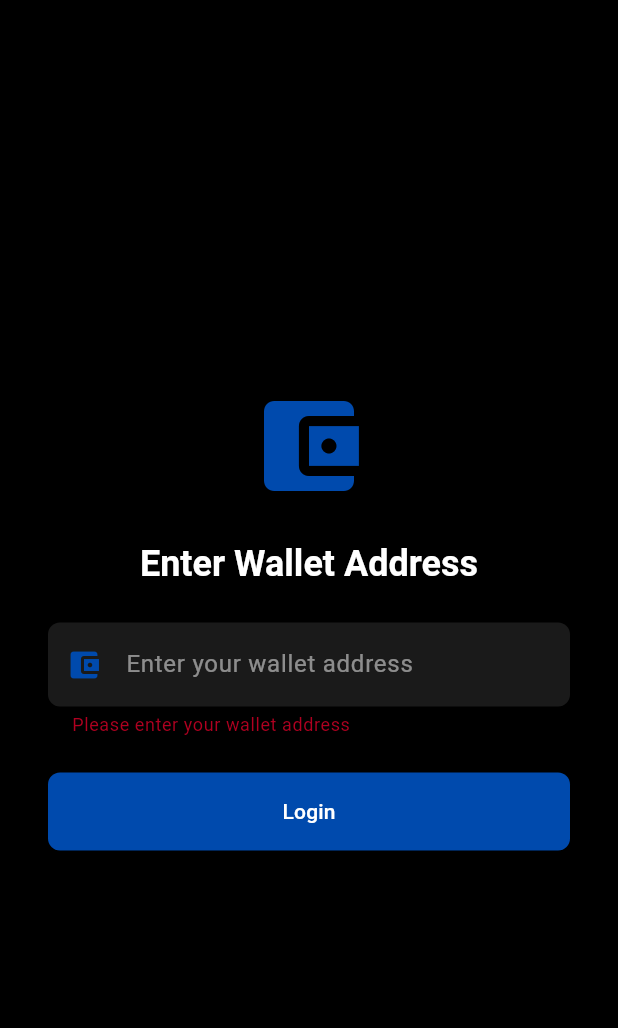
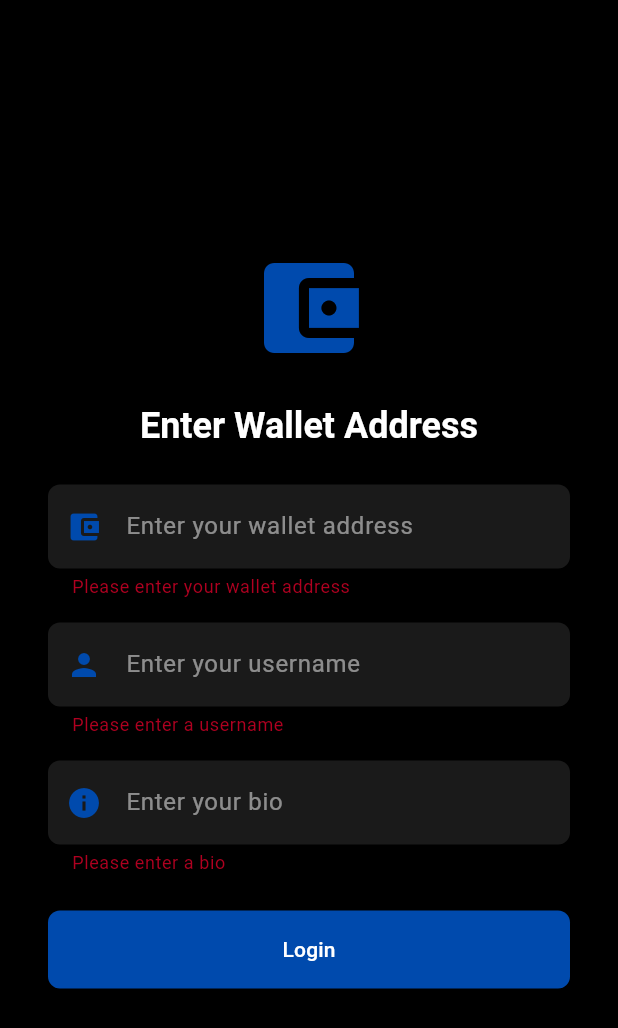
Before and after one commit to RomarioKavin1/starkTruth, a Flutter app: the screen it shows after launch, after a tap on "Login", on a phone screen of 412 x 824 dp. Shown: the top 1028 px of the screen. Run offline on Flutter 3.47's test engine with Material 3 defaults, Android fonts, the phone set to English and light mode, and no system bars; our stand-ins replace camera, file_picker, flutter_dotenv, flutter_riverpod, shared_preferences, supabase_flutter and 1 more; accounts and stored records are empty.

Commit message:
refinenement and create profile table alteration

```diff
--- a/app/lib/screens/camera_screen.dart
+++ b/app/lib/screens/camera_screen.dart
@@ -223,10 +223,9 @@ class _CameraScreenState extends State<CameraScreen> {
           return;
         }
         // Ensure profile exists
-        final profile = await supabaseService.getUserProfile(walletAddress);
-        if (profile == null) {
-          await supabaseService.createUserProfile(walletAddress);
-        }
+        final username = prefs.getString('username') ?? '';
+        final bio = prefs.getString('bio') ?? '';
+        await supabaseService.createUserProfile(walletAddress, username, bio);
         final videoUrl = await supabaseService.uploadVideo(
           encryptedFile.path,
           '${DateTime.now().millisecondsSinceEpoch}_encrypted.mp4',
--- a/app/lib/screens/create_post_screen.dart
+++ b/app/lib/screens/create_post_screen.dart
@@ -208,7 +208,7 @@ class _CreatePostScreenState extends State<CreatePostScreen> {
           Container(
             padding: const EdgeInsets.all(16.0),
             decoration: BoxDecoration(
-              color: Colors.black,
+              color: Colors.white,
               border: Border(
                 top: BorderSide(color: Colors.grey[800]!, width: 0.5),
               ),
--- a/app/lib/screens/decrypt_screen.dart
+++ b/app/lib/screens/decrypt_screen.dart
@@ -100,7 +100,6 @@ class _DecryptScreenState extends State<DecryptScreen> {
         leading: Container(
           margin: const EdgeInsets.only(left: 16),
           child: Row(
-            mainAxisSize: MainAxisSize.min,
             children: [
               const Text(
                 'Stark',
@@ -108,7 +107,6 @@ class _DecryptScreenState extends State<DecryptScreen> {
                   color: Colors.black,
                   fontWeight: FontWeight.w900,
                   fontSize: 18,
-                  letterSpacing: -1,
                 ),
               ),
               const Text(
@@ -117,7 +115,6 @@ class _DecryptScreenState extends State<DecryptScreen> {
                   color: Color(0xFF004AAD),
                   fontWeight: FontWeight.w900,
                   fontSize: 18,
-                  letterSpacing: -1,
                 ),
               ),
             ],
--- a/app/lib/screens/login_screen.dart
+++ b/app/lib/screens/login_screen.dart
@@ -12,6 +12,8 @@ class LoginScreen extends StatefulWidget {
 class _LoginScreenState extends State<LoginScreen> {
   final _formKey = GlobalKey<FormState>();
   final _walletController = TextEditingController();
+  final _usernameController = TextEditingController();
+  final _bioController = TextEditingController();
   bool _isLoading = false;
   String? _error;
   final _supabaseService = SupabaseService();
@@ -26,16 +28,20 @@ class _LoginScreenState extends State<LoginScreen> {
 
     try {
       final walletAddress = _walletController.text.trim();
+      final username = _usernameController.text.trim();
+      final bio = _bioController.text.trim();
       final profile = await _supabaseService.getUserProfile(walletAddress);
 
       if (profile == null) {
         // Create new profile if user doesn't exist
-        await _supabaseService.createUserProfile(walletAddress);
+        await _supabaseService.createUserProfile(walletAddress, username, bio);
       }
 
-      // Store wallet address in SharedPreferences
+      // Store wallet address, username, and bio in SharedPreferences
       final prefs = await SharedPreferences.getInstance();
       await prefs.setString('wallet_address', walletAddress);
+      await prefs.setString('username', username);
+      await prefs.setString('bio', bio);
 
       if (mounted) {
         Navigator.of(context).pushReplacementNamed('/main');
@@ -56,6 +62,8 @@ class _LoginScreenState extends State<LoginScreen> {
   @override
   void dispose() {
     _walletController.dispose();
+    _usernameController.dispose();
+    _bioController.dispose();
     super.dispose();
   }
 
@@ -104,6 +112,50 @@ class _LoginScreenState extends State<LoginScreen> {
                       return null;
                     },
                   ),
+                  const SizedBox(height: 16),
+                  TextFormField(
+                    controller: _usernameController,
+                    style: const TextStyle(color: Colors.white),
+                    decoration: InputDecoration(
+                      hintText: 'Enter your username',
+                      hintStyle: TextStyle(color: Colors.white.withOpacity(0.5)),
+                      filled: true,
+                      fillColor: Colors.white.withOpacity(0.1),
+                      border: OutlineInputBorder(
+                        borderRadius: BorderRadius.circular(8),
+                        borderSide: BorderSide.none,
+                      ),
+                      prefixIcon: Icon(Icons.person, color: Color(0xFF004AAD)),
+                    ),
+                    validator: (value) {
+                      if (value == null || value.isEmpty) {
+                        return 'Please enter a username';
+                      }
+                      return null;
+                    },
+                  ),
+                  const SizedBox(height: 16),
+                  TextFormField(
+                    controller: _bioController,
+                    style: const TextStyle(color: Colors.white),
+                    decoration: InputDecoration(
+                      hintText: 'Enter your bio',
+                      hintStyle: TextStyle(color: Colors.white.withOpacity(0.5)),
+                      filled: true,
+                      fillColor: Colors.white.withOpacity(0.1),
+                      border: OutlineInputBorder(
+                        borderRadius: BorderRadius.circular(8),
+                        borderSide: BorderSide.none,
+                      ),
+                      prefixIcon: Icon(Icons.info, color: Color(0xFF004AAD)),
+                    ),
+                    validator: (value) {
+                      if (value == null || value.isEmpty) {
+                        return 'Please enter a bio';
+                      }
+                      return null;
+                    },
+                  ),
                   if (_error != null) ...[
                     const SizedBox(height: 16),
                     Text(
--- a/app/lib/services/supabase_service.dart
+++ b/app/lib/services/supabase_service.dart
@@ -42,11 +42,23 @@ class SupabaseService {
     }
   }
 
-  Future<void> createUserProfile(String walletAddress) async {
+  Future<void> createUserProfile(String walletAddress, String username, String bio) async {
     await client.from('profiles').insert({
       'wallet_address': walletAddress,
+      'username': username,
+      'bio': bio,
       'created_at': DateTime.now().toIso8601String(),
     });
+  }
+
+  // Get all posts by a user
+  Future<List<Map<String, dynamic>>> getUserPosts(String walletAddress) async {
+    final response = await client
+        .from('posts')
+        .select()
+        .eq('wallet_address', walletAddress)
+        .order('created_at', ascending: false);
+    return List<Map<String, dynamic>>.from(response);
   }
 
   // Feed Operations
```
Also changed, not shown: app/lib/screens/profile_screen.dart (+41 -20 lines), app/pubspec.yaml (+11 -3 lines), app/pubspec.lock.
